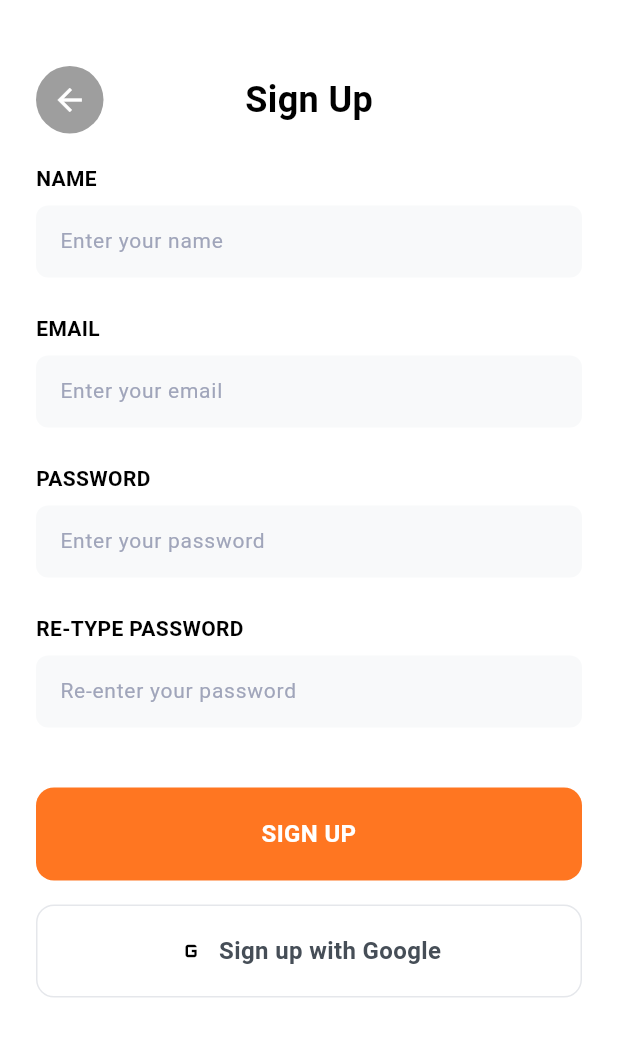
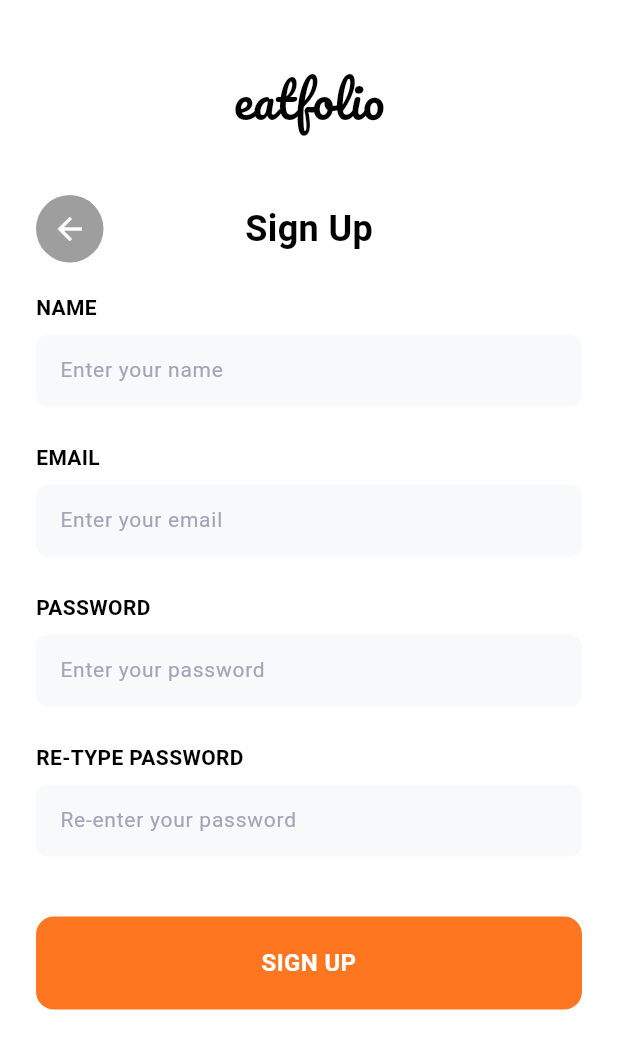
Before and after one commit to legojeon/eatfolio, a Flutter app: the SignupPage screen opened directly, on a phone screen of 412 x 824 dp. Shown: the top 1049 px of the screen. Run offline on Flutter 3.47's test engine with Material 3 defaults, Android fonts, the light colour scheme and no system bars; our stand-ins replace camera, firebase_auth, firebase_core, google_fonts, google_sign_in; accounts and stored records are empty.

Commit message:
connect google auth

```diff
--- a/eatfolio/lib/presentation/screens/signup_page.dart
+++ b/eatfolio/lib/presentation/screens/signup_page.dart
@@ -47,6 +47,10 @@
                 crossAxisAlignment: CrossAxisAlignment.start,
                 children: [
                   SizedBox(height: 20),
+                  // eatfolio 로고
+                  Center(child: Text('eatfolio', style: AppFonts.logotext)),
+                  SizedBox(height: 40),
+
                   // 상단 영역 - Back 버튼과 제목
                   Row(
                     children: [
@@ -284,48 +288,6 @@
                       ),
                     ),
                   ),
-                  SizedBox(height: 16),
-
-                  // Google 회원가입 버튼
-                  GestureDetector(
-                    onTap: () {
-                      // Google 회원가입 처리
-                      print('Google 회원가입 버튼 클릭됨');
-                      // TODO: Google 회원가입 구현
-                    },
-                    child: Container(
-                      width: double.infinity,
-                      height: 62,
-                      decoration: ShapeDecoration(
-                        color: AppColors.buttonSecondary,
-                        shape: RoundedRectangleBorder(
-                          borderRadius: BorderRadius.circular(12),
-                          side: BorderSide(
-                            color: AppColors.borderMedium,
-                            width: 1,
-                          ),
-                        ),
-                      ),
-                      child: Center(
-                        child: Row(
-                          mainAxisAlignment: MainAxisAlignment.center,
-                          children: [
-                            Icon(
-                              Icons.g_mobiledata,
-                              color: AppColors.buttonSecondaryText,
-                              size: 20,
-                            ),
-                            SizedBox(width: 8),
-                            Text(
-                              'Sign up with Google',
-                              textAlign: TextAlign.center,
-                              style: AppFonts.buttonSecondary,
-                            ),
-                          ],
-                        ),
-                      ),
-                    ),
-                  ),
                   SizedBox(height: 20),
                 ],
               ),
```
Also changed, not shown: eatfolio/lib/core/provider_auth.dart (+40 -1 lines), eatfolio/lib/presentation/screens/login_page.dart (+39 -2 lines), 1 other file.
